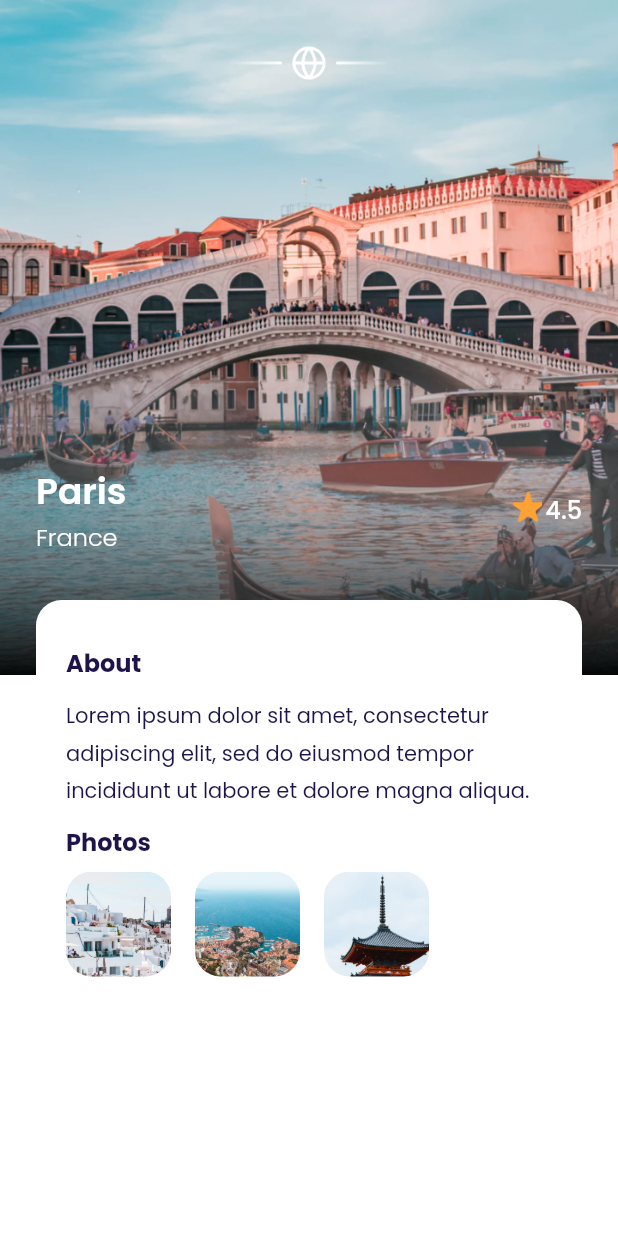
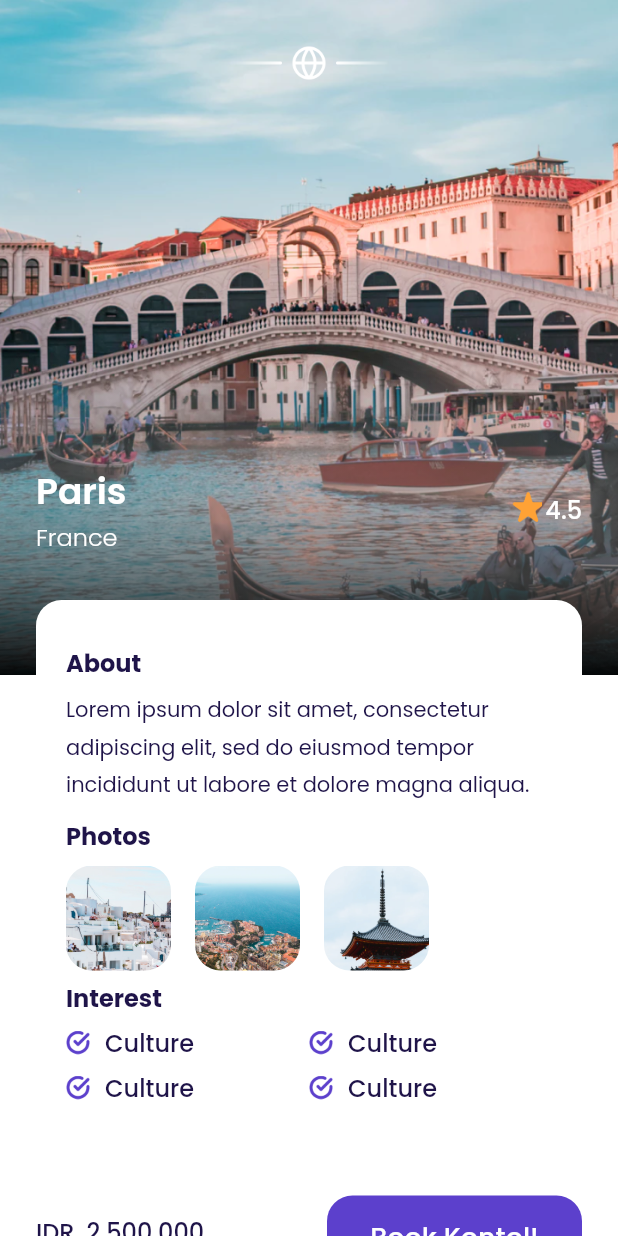
Before and after one commit to willyferry/flutter, a Flutter app: the HomePage screen opened directly, after a tap on "Kapuas", on a phone screen of 412 x 824 dp. Run offline on Flutter 3.47's test engine with Material 2 defaults, Android fonts, the phone set to English and light mode, and no system bars; our stand-ins replace google_fonts.

Commit message:
detail page done

```diff
--- a/lib/ui/pages/detail_page.dart
+++ b/lib/ui/pages/detail_page.dart
@@ -1,3 +1,5 @@
+import 'package:airplane/ui/widgets/button.dart';
+import 'package:airplane/ui/widgets/interest_item.dart';
 import 'package:flutter/material.dart';
 import 'package:airplane/shared/theme.dart';
 
@@ -160,7 +162,7 @@ class DetailPage extends StatelessWidget {
                     ),
                   ),
                   const SizedBox(
-                    height: 10,
+                    height: 6,
                   ),
                   Text(
                     'Lorem ipsum dolor sit amet, consectetur adipiscing elit, sed do eiusmod tempor incididunt ut labore et dolore magna aliqua.',
@@ -192,7 +194,70 @@ class DetailPage extends StatelessWidget {
 
                   // NOTE: INTEREST
                   const SizedBox(
-                    height: 10,
+                    height: 6,
+                  ),
+                  Text(
+                    'Interest',
+                    style: blackTextStyle.copyWith(
+                      fontSize: 16,
+                      fontWeight: bold,
+                    ),
+                  ),
+                  const SizedBox(
+                    height: 6,
+                  ),
+                  Row(
+                    children: const [
+                      InterestItem(title: 'Culture'),
+                      InterestItem(title: 'Culture'),
+                    ],
+                  ),
+                  const SizedBox(
+                    height: 6,
+                  ),
+                  Row(
+                    children: const [
+                      InterestItem(title: 'Culture'),
+                      InterestItem(title: 'Culture'),
+                    ],
+                  ),
+                ],
+              ),
+            ),
+
+            // NOTE BUY
+            Container(
+              width: double.infinity,
+              margin: const EdgeInsets.symmetric(vertical: 30),
+              child: Row(
+                children: [
+                  Expanded(
+                    child: Column(
+                      crossAxisAlignment: CrossAxisAlignment.start,
+                      children: [
+                        Text(
+                          'IDR. 2.500.000',
+                          style: blackTextStyle.copyWith(
+                            fontSize: 16,
+                            fontWeight: medium,
+                          ),
+                        ),
+                        const SizedBox(
+                          height: 6,
+                        ),
+                        Text(
+                          'Per Orang',
+                          style: greyTextStyle.copyWith(
+                            fontWeight: light,
+                          ),
+                        ),
+                      ],
+                    ),
+                  ),
+                  const Button(
+                    text: "Book Kontol!",
+                    routesName: '/detail-page',
+                    width: 170,
                   ),
                 ],
               ),
@@ -204,12 +269,14 @@ class DetailPage extends StatelessWidget {
 
     return Scaffold(
       backgroundColor: kWhiteColor,
-      body: Stack(
-        children: [
-          backgroundTop(),
-          shadowCard(),
-          content(),
-        ],
+      body: SingleChildScrollView(
+        child: Stack(
+          children: [
+            backgroundTop(),
+            shadowCard(),
+            content(),
+          ],
+        ),
       ),
     );
   }
--- a/lib/ui/widgets/button.dart
+++ b/lib/ui/widgets/button.dart
@@ -3,15 +3,20 @@ import '../../shared/theme.dart';
 
 class Button extends StatelessWidget {
   final String text;
+  final double width;
   final String routesName;
 
-  const Button({Key? key, required this.text, required this.routesName})
-      : super(key: key);
+  const Button({
+    Key? key,
+    required this.text,
+    required this.routesName,
+    this.width = double.infinity,
+  }) : super(key: key);
 
   @override
   Widget build(BuildContext context) {
     return Container(
-      width: double.infinity,
+      width: width,
       height: 55,
       margin: const EdgeInsets.only(bottom: 20),
       child: TextButton(
--- a/lib/ui/widgets/card_carousel.dart
+++ b/lib/ui/widgets/card_carousel.dart
@@ -1,3 +1,4 @@
+import 'package:airplane/ui/pages/detail_page.dart';
 import 'package:flutter/material.dart';
 import 'package:airplane/shared/theme.dart';
 
@@ -17,7 +18,14 @@ class CardCarousel extends StatelessWidget {
 
   @override
   Widget build(BuildContext context) {
-    return Container(
+    return GestureDetector(
+      onTap: () => Navigator.push(
+        context,
+        MaterialPageRoute(
+          builder: (context) => const DetailPage(),
+        ),
+      ),
+      child: Container(
         width: 200,
         margin: EdgeInsets.only(
           left: defaultMargin,
@@ -111,6 +119,7 @@ class CardCarousel extends StatelessWidget {
             ),
           ],
         ),
+      ),
     );
   }
 }
--- a/lib/ui/widgets/card_container.dart
+++ b/lib/ui/widgets/card_container.dart
@@ -1,3 +1,4 @@
+import 'package:airplane/ui/pages/detail_page.dart';
 import 'package:flutter/material.dart';
 import 'package:airplane/shared/theme.dart';
 
@@ -18,9 +19,12 @@ class CardContainer extends StatelessWidget {
   @override
   Widget build(BuildContext context) {
     return GestureDetector(
-      onTap: () {
-        Navigator.pushNamed(context, '/detail-page');
-      },
+      onTap: () => Navigator.push(
+        context,
+        MaterialPageRoute(
+          builder: (context) => const DetailPage(),
+        ),
+      ),
       child: Container(
         margin: const EdgeInsets.only(
           top: 16,
--- /dev/null
+++ b/lib/ui/widgets/interest_item.dart
@@ -0,0 +1,34 @@
+import 'package:flutter/material.dart';
+import 'package:airplane/shared/theme.dart';
+
+class InterestItem extends StatelessWidget {
+  final String title;
+  const InterestItem({Key? key, required this.title}) : super(key: key);
+
+  @override
+  Widget build(BuildContext context) {
+    return Expanded(
+      child: Row(
+        children: [
+          Container(
+            width: 16,
+            height: 16,
+            margin: const EdgeInsets.only(right: 10),
+            decoration: const BoxDecoration(
+              image: DecorationImage(
+                image: AssetImage('assets/icon_check.png'),
+              ),
+            ),
+          ),
+          Text(
+            title,
+            style: blackTextStyle.copyWith(
+              fontSize: 16,
+              fontWeight: medium,
+            ),
+          ),
+        ],
+      ),
+    );
+  }
+}
```
Lines whose indentation alone changed are shown as unchanged.
